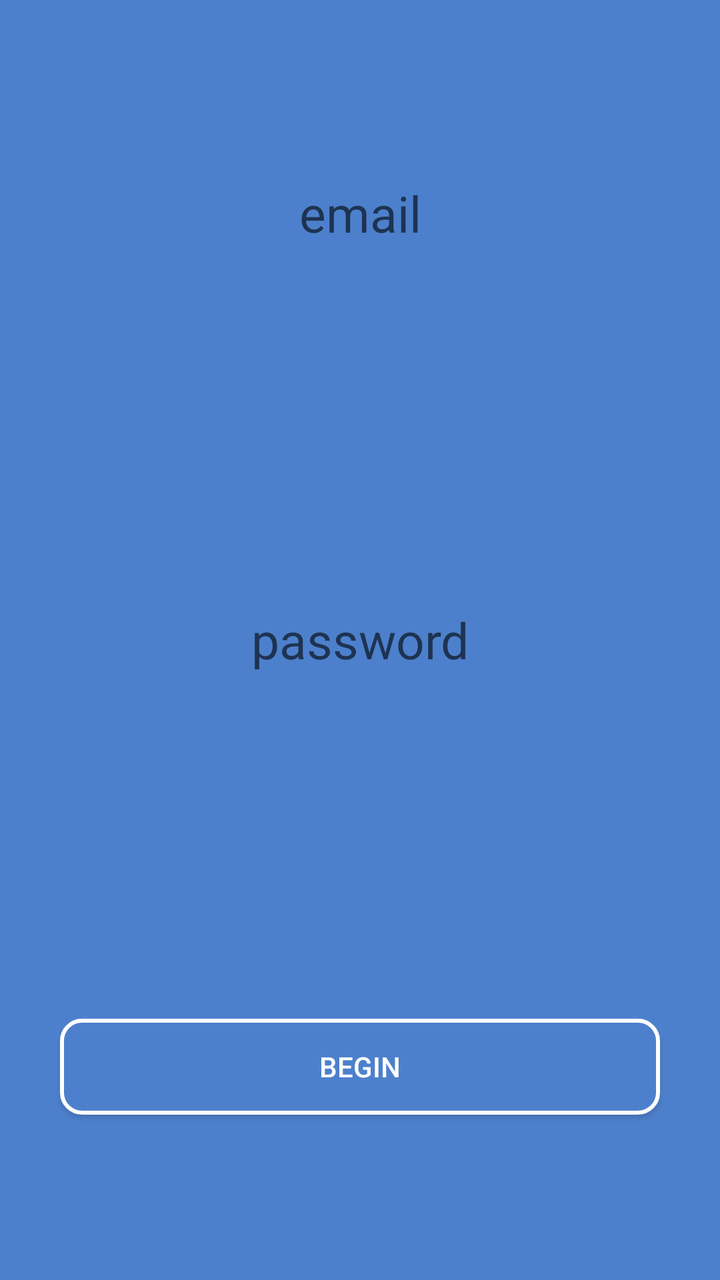
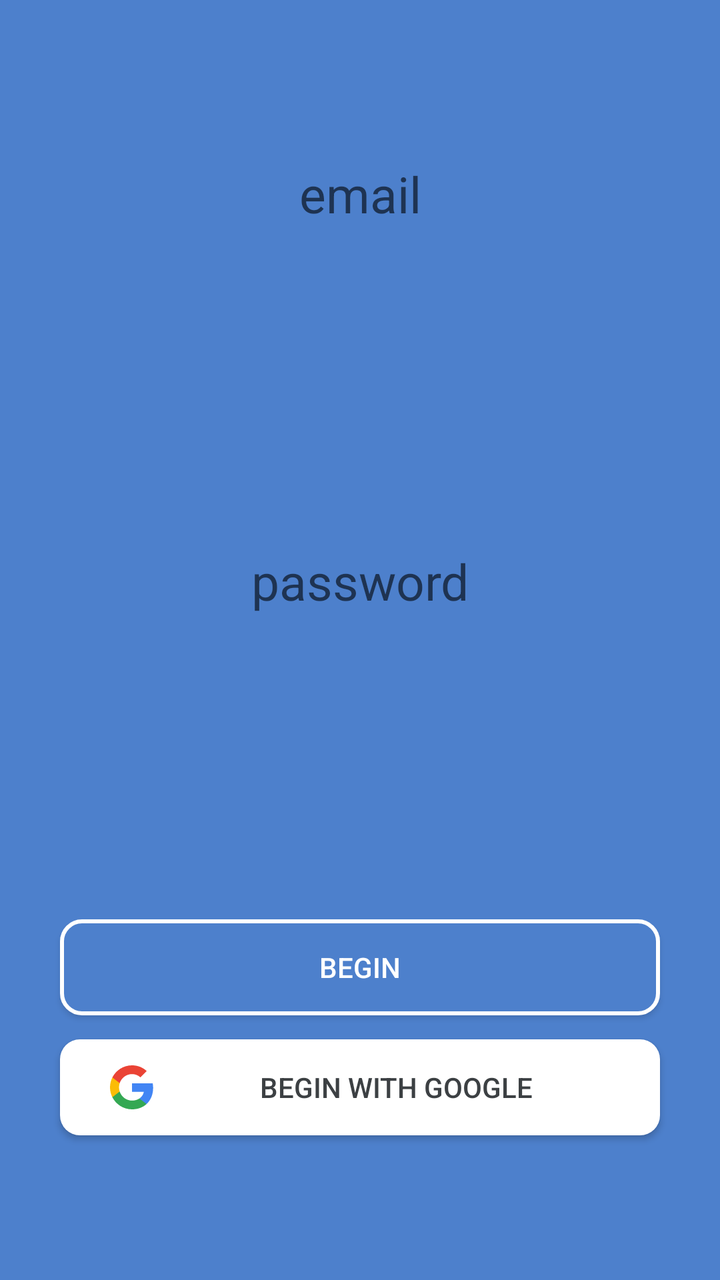

Compare the two renders of this Android layout. The source of the first and the diff that turns it into the second are given below.
<!-- AndroidManifest.xml: application theme AppTheme -->
<!-- res/layout/activity_login.xml -->
<?xml version="1.0" encoding="utf-8"?>
<LinearLayout
    xmlns:android="http://schemas.android.com/apk/res/android"
    android:orientation="vertical"
    android:layout_width="match_parent"
    android:layout_height="match_parent"
    android:gravity="center"
    android:background="@color/blue">

    <LinearLayout
        android:layout_width="fill_parent"
        android:layout_height="fill_parent"
        android:orientation="vertical">

        <EditText
            android:id="@+id/email"
            android:hint="@string/email"
            android:layout_width="fill_parent"
            android:layout_height="0dp"
            android:layout_weight="1"
            android:inputType="textEmailAddress"
            android:textSize="@dimen/mediumText"
            android:textAlignment="center"
            android:gravity="center"
            android:background="@color/blue" />

        <EditText
            android:id="@+id/password"
            android:hint="@string/password"
            android:layout_width="fill_parent"
            android:layout_height="0dp"
            android:layout_weight="1"
            android:inputType="textPassword"
            android:textSize="@dimen/mediumText"
            android:textAlignment="center"
            android:gravity="center"
            android:background="@color/blue" />

        <LinearLayout
            android:layout_width="fill_parent"
            android:layout_height="0dp"
            android:layout_weight="1">

            <Button
                android:id="@+id/logIn"
                android:onClick="logIn"
                android:text="@string/logIn"
                android:layout_width="fill_parent"
                android:layout_height="wrap_content"
                android:background="@drawable/begin"
                android:textColor="@color/white"
                android:layout_margin="@dimen/largeMargin"
                android:layout_gravity="center"
                android:gravity="center" />

        </LinearLayout>

    </LinearLayout>

    <ScrollView
        android:id="@+id/sv1"
        android:layout_height="fill_parent"
        android:layout_width="fill_parent"
        android:alpha="0">
    </ScrollView>

</LinearLayout>
<!-- resources referenced by this layout -->
<resources>
  <color name="blue">#4d80cc</color>
  <color name="white">#fff</color>
  <dimen name="largeMargin">30dp</dimen>
  <dimen name="mediumText">25sp</dimen>
  <!-- drawable begin (drawable) -->
  <?xml version="1.0" encoding="utf-8"?>
  <shape xmlns:android="http://schemas.android.com/apk/res/android"
      android:shape="rectangle" android:padding="10dp">
      <solid android:color="@color/blue"/>
      <stroke android:color="@color/white"
          android:width="2dp" />
      <corners
          android:bottomRightRadius="10dp"
          android:bottomLeftRadius="10dp"
          android:topLeftRadius="10dp"
          android:topRightRadius="10dp" />
  
  </shape>
  <string name="email">email</string>
  <string name="logIn">Begin</string>
  <string name="password">password</string>
  <style name="AppTheme" parent="Theme.AppCompat.Light.NoActionBar">
      </style>
</resources>

<!-- the commit's change to res/layout/activity_login.xml (unified diff, before → after) -->
@@ -39,7 +39,9 @@
         <LinearLayout
             android:layout_width="fill_parent"
             android:layout_height="0dp"
-            android:layout_weight="1">
+            android:layout_weight="1.3"
+            android:orientation="vertical"
+            android:gravity="center">
 
             <Button
                 android:id="@+id/logIn"
@@ -49,7 +51,26 @@
                 android:layout_height="wrap_content"
                 android:background="@drawable/begin"
                 android:textColor="@color/white"
-                android:layout_margin="@dimen/largeMargin"
+                android:layout_marginLeft="@dimen/largeMargin"
+                android:layout_marginRight="@dimen/largeMargin"
+                android:layout_marginBottom="12dp"
+                android:layout_gravity="center"
+                android:gravity="center" />
+
+            <Button
+                android:id="@+id/googleSignInBtn"
+                android:onClick="signInWithGoogle"
+                android:text="@string/beginWithGoogle"
+                android:layout_width="fill_parent"
+                android:layout_height="wrap_content"
+                android:background="@drawable/begin_google"
+                android:textColor="#3c4043"
+                android:drawableStart="@drawable/ic_google"
+                android:paddingLeft="24dp"
+                android:paddingRight="24dp"
+                android:drawablePadding="12dp"
+                android:layout_marginLeft="@dimen/largeMargin"
+                android:layout_marginRight="@dimen/largeMargin"
                 android:layout_gravity="center"
                 android:gravity="center" />
 
<!-- resource entries referenced after the edit -->
@@ -18,6 +18,37 @@
           android:topRightRadius="10dp" />
   
   </shape>
+  <!-- drawable begin_google (drawable) -->
+  <?xml version="1.0" encoding="utf-8"?>
+  <shape xmlns:android="http://schemas.android.com/apk/res/android"
+      android:shape="rectangle" android:padding="10dp">
+      <solid android:color="@color/white"/>
+      <corners
+          android:bottomRightRadius="10dp"
+          android:bottomLeftRadius="10dp"
+          android:topLeftRadius="10dp"
+          android:topRightRadius="10dp" />
+  </shape>
+  <!-- drawable ic_google (drawable) -->
+  <vector xmlns:android="http://schemas.android.com/apk/res/android"
+      android:width="24dp"
+      android:height="24dp"
+      android:viewportWidth="24"
+      android:viewportHeight="24">
+      <path
+          android:pathData="M22.56 12.25c0-.78-.07-1.53-.2-2.25H12v4.26h5.92c-.26 1.37-1.04 2.53-2.21 3.31v2.77h3.57c2.08-1.92 3.28-4.74 3.28-8.09z"
+          android:fillColor="#4285F4"/>
+      <path
+          android:pathData="M12 23c2.97 0 5.46-.98 7.28-2.66l-3.57-2.77c-.98.66-2.23 1.06-3.71 1.06-2.86 0-5.29-1.93-6.16-4.53H2.18v2.84C3.99 20.53 7.7 23 12 23z"
+          android:fillColor="#34A853"/>
+      <path
+          android:pathData="M5.84 14.09c-.22-.66-.35-1.36-.35-2.09s.13-1.43.35-2.09V7.06H2.18C1.43 8.55 1 10.22 1 12s.43 3.45 1.18 4.94l2.85-2.22.81-.63z"
+          android:fillColor="#FBBC05"/>
+      <path
+          android:pathData="M12 5.38c1.62 0 3.06.56 4.21 1.64l3.15-3.15C17.45 2.09 14.97 1 12 1 7.7 1 3.99 3.47 2.18 7.06l3.66 2.84c.87-2.6 3.3-4.52 6.16-4.52z"
+          android:fillColor="#EA4335"/>
+  </vector>
+  <string name="beginWithGoogle">begin with Google</string>
   <string name="email">email</string>
   <string name="logIn">Begin</string>
   <string name="password">password</string>
